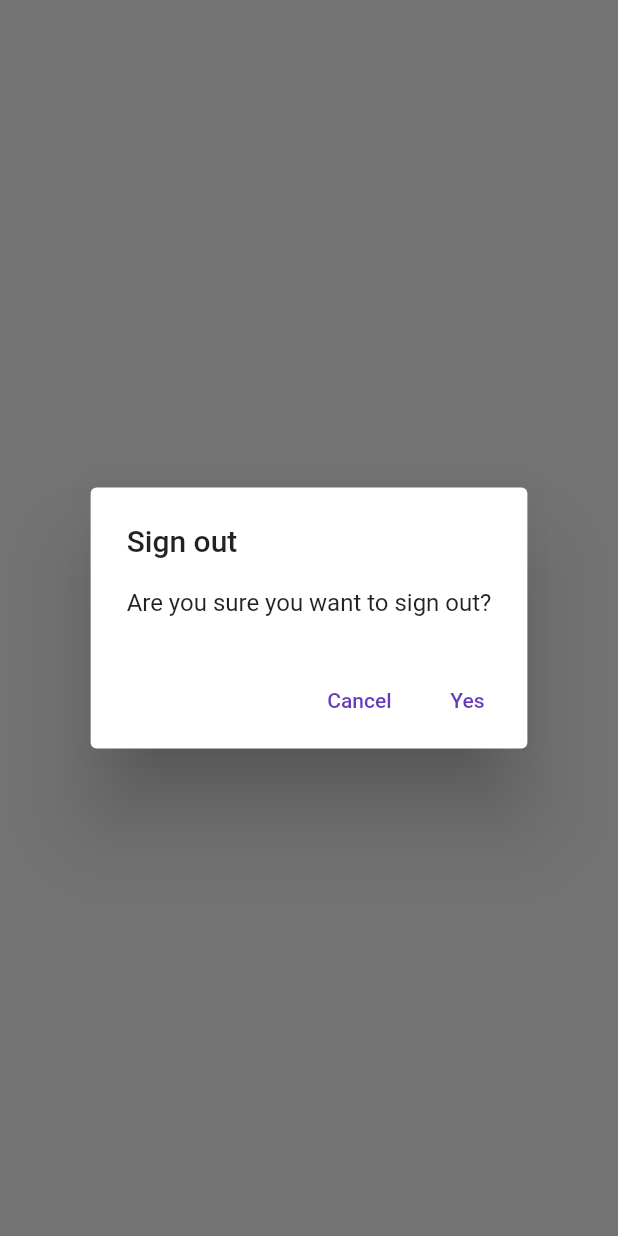
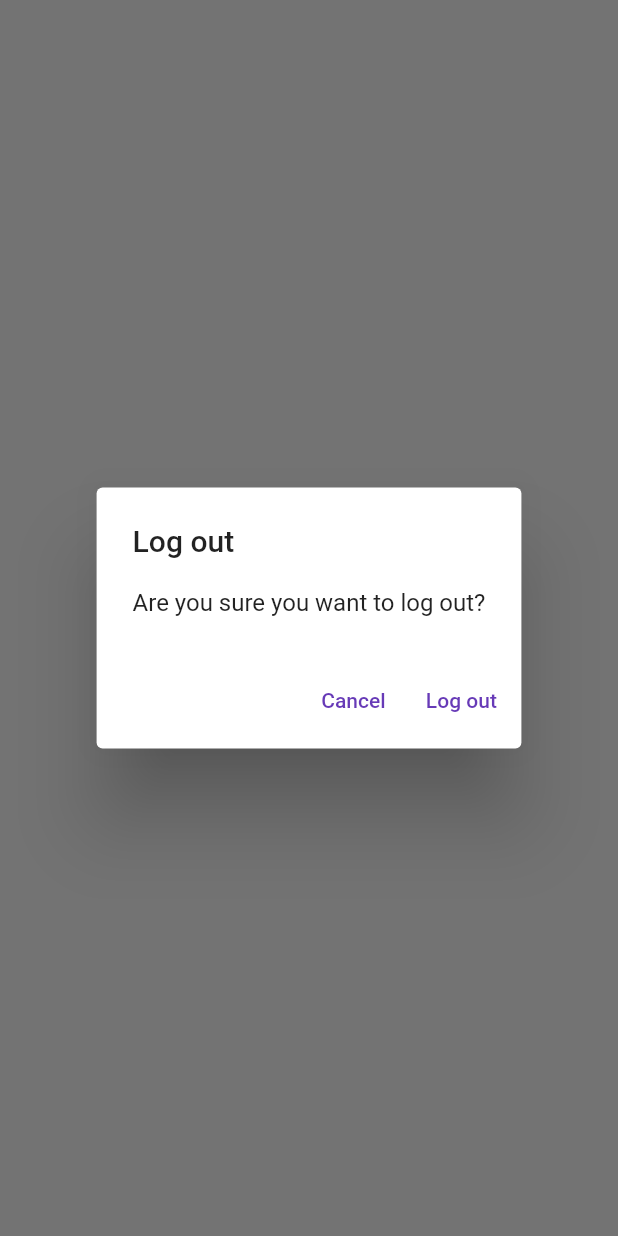
Before and after one commit to peakodev/flutter-mynotes, a Flutter app: what showLogOutDialog() shows on an empty page, opened directly, on a phone screen of 412 x 824 dp. Run offline on Flutter 3.47's test engine with Material 2 defaults, Android fonts, the phone set to English and light mode, and no system bars; our stand-ins replace firebase_auth, firebase_core, sqflite; accounts and stored records are empty; network calls fail.

Commit message:
chapter-33: generic dialog and delete functionality

```diff
--- /dev/null
+++ b/lib/utilities/dialogs/generic_dialog.dart
@@ -0,0 +1,34 @@
+import 'package:flutter/material.dart';
+
+typedef DialogOptionBuilder<T> = Map<String, T?> Function();
+
+Future<T?> showGenericDialog<T>({
+  required BuildContext context,
+  required String title,
+  required String content,
+  required DialogOptionBuilder optionBuilder,
+}) {
+  final options = optionBuilder();
+  return showDialog<T>(
+    context: context,
+    builder: (context) {
+      return AlertDialog(
+        title: Text(title),
+        content: Text(content),
+        actions: options.keys.map((optionTitle) {
+          final value = options[optionTitle];
+          return TextButton(
+            onPressed: () {
+              if (value != null) {
+                Navigator.of(context).pop(value);
+              } else {
+                Navigator.of(context).pop();
+              }
+            },
+            child: Text(optionTitle),
+          );
+        }).toList(),
+      );
+    },
+  );
+}
--- /dev/null
+++ b/lib/utilities/dialogs/logout_dialog.dart
@@ -0,0 +1,16 @@
+import 'package:flutter/material.dart';
+import 'package:mynotes/utilities/dialogs/generic_dialog.dart';
+
+Future<bool> showLogOutDialog(
+  BuildContext context,
+) {
+  return showGenericDialog<bool>(
+    context: context,
+    title: 'Log out',
+    content: 'Are you sure you want to log out?',
+    optionBuilder: () => {
+      'Cancel': false,
+      'Log out': true,
+    },
+  ).then((value) => value ?? false);
+}
--- a/lib/views/login_view.dart
+++ b/lib/views/login_view.dart
@@ -1,7 +1,7 @@
 import 'package:flutter/material.dart';
 import 'package:mynotes/services/auth/auth_exceptions.dart';
 import 'package:mynotes/services/auth/auth_service.dart';
-import 'package:mynotes/utilities/show_error_dialog.dart';
+import 'package:mynotes/utilities/dialogs/error_dialog.dart';
 import 'package:mynotes/constants/routes.dart';
 
 class LoginView extends StatefulWidget {
--- a/lib/views/notes/notes_view.dart
+++ b/lib/views/notes/notes_view.dart
@@ -3,6 +3,8 @@ import 'package:mynotes/constants/routes.dart';
 import 'package:mynotes/enums/menu_actions.dart';
 import 'package:mynotes/services/auth/auth_service.dart';
 import 'package:mynotes/services/crud/notes_service.dart';
+import 'package:mynotes/utilities/dialogs/logout_dialog.dart';
+import 'package:mynotes/views/notes/notes_list_view.dart';
 
 class NotesView extends StatefulWidget {
   const NotesView({Key? key}) : super(key: key);
@@ -82,18 +84,10 @@ class _NotesViewState extends State<NotesView> {
                     case ConnectionState.active:
                       if (snapshot.hasData) {
                         final allNotes = snapshot.data as List<DatabaseNote>;
-                        return ListView.builder(
-                          itemCount: allNotes.length,
-                          itemBuilder: (context, index) {
-                            final note = allNotes[index];
-                            return ListTile(
-                              title: Text(
-                                note.text,
-                                maxLines: 1,
-                                softWrap: true,
-                                overflow: TextOverflow.ellipsis,
-                              ),
-                            );
+                        return NotesListView(
+                          notes: allNotes,
+                          onDeleteNote: (note) async {
+                            await _notesService.deleteNote(id: note.id);
                           },
                         );
                       } else {
@@ -112,29 +106,3 @@ class _NotesViewState extends State<NotesView> {
     );
   }
 }
-
-Future<bool> showLogOutDialog(BuildContext context) {
-  return showDialog(
-    context: context,
-    builder: (context) {
-      return AlertDialog(
-        title: const Text('Sign out'),
-        content: const Text('Are you sure you want to sign out?'),
-        actions: [
-          TextButton(
-            onPressed: () {
-              Navigator.of(context).pop(false);
-            },
-            child: const Text('Cancel'),
-          ),
-          TextButton(
-            onPressed: () {
-              Navigator.of(context).pop(true);
-            },
-            child: const Text('Yes'),
-          )
-        ],
-      );
-    },
-  ).then((value) => value ?? false);
-}
--- a/lib/views/register_view.dart
+++ b/lib/views/register_view.dart
@@ -2,7 +2,7 @@ import 'package:flutter/material.dart';
 import 'package:mynotes/constants/routes.dart';
 import 'package:mynotes/services/auth/auth_exceptions.dart';
 import 'package:mynotes/services/auth/auth_service.dart';
-import 'package:mynotes/utilities/show_error_dialog.dart';
+import 'package:mynotes/utilities/dialogs/error_dialog.dart';
 
 class RegisterView extends StatefulWidget {
   const RegisterView({Key? key}) : super(key: key);
```
Also changed, not shown: lib/utilities/dialogs/delete_dialog.dart (added, +16 -0 lines), lib/utilities/dialogs/error_dialog.dart (added, +16 -0 lines), lib/utilities/show_error_dialog.dart (deleted, +0 -24 lines), lib/views/notes/notes_list_view.dart (added, +43 -0 lines).
